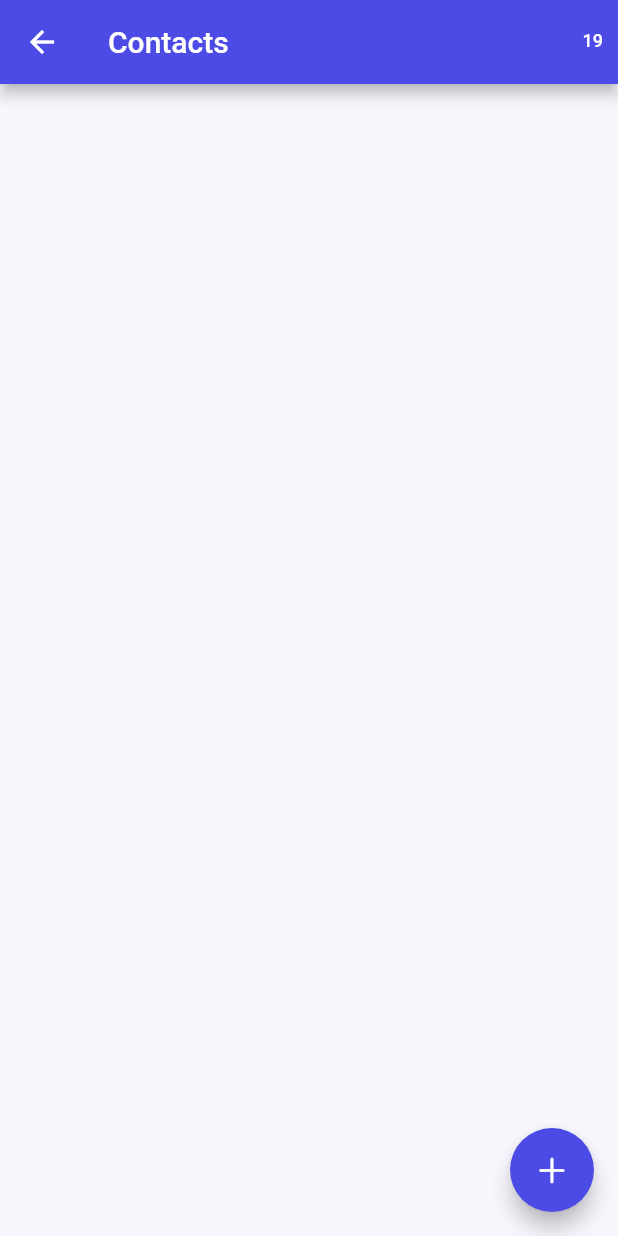
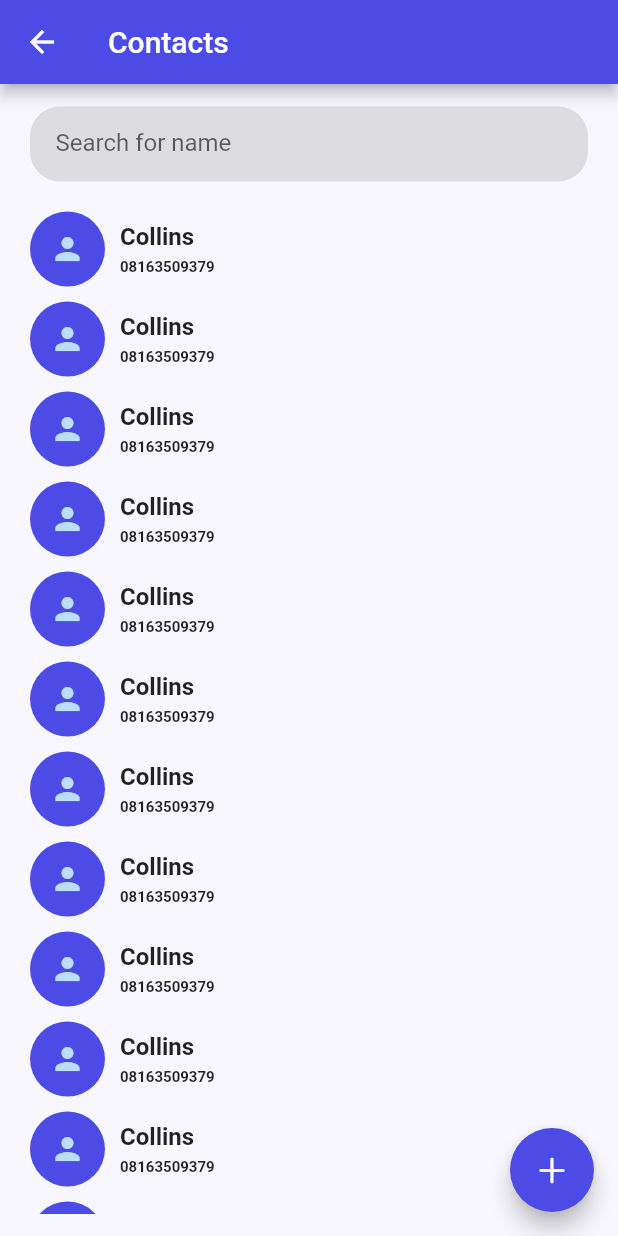
Before and after one commit to Collins-01/PING, a Flutter app: the ContactsView screen opened by its route, on a phone screen of 412 x 824 dp. Run offline on Flutter 3.47's test engine with Material 2 defaults, Android fonts, the phone set to English and light mode, and no system bars; our stand-ins replace cloud_firestore, flutter_contacts, flutter_secure_storage, get_it, socket_io_client, stacked; missing offline and left inert: sqlbrite; accounts and stored records are empty; Roboto replaces fonts that are missing (Brown, Matter).

```diff
--- a/lib/Core/Models/contact_model.dart
+++ b/lib/Core/Models/contact_model.dart
@@ -1,17 +1,31 @@
 class Contact {
   final String username;
   final int id;
-  Contact({required this.id, required this.username});
+  final String avatar;
+  final String phone;
+  final String bio;
+  Contact(
+      {required this.id,
+      required this.username,
+      this.avatar = '',
+      this.bio = '',
+      required this.phone});
 
   factory Contact.fromJson(Map<String, dynamic> json) => Contact(
         id: json['id'],
         username: json['username'],
+        phone: json['phone'],
+        avatar: json['avatar'],
+        bio: json['bio'],
       );
 
   Map<String, dynamic> toJson() {
     return {
       'id': id,
       'username': username,
+      'bio': bio,
+      'avatar': avatar,
+      'phone': phone,
     };
   }
 }
--- a/lib/Core/Services/socket_service.dart
+++ b/lib/Core/Services/socket_service.dart
@@ -1,3 +1,4 @@
+import 'dart:async';
 import 'dart:developer';
 
 import 'package:ping/Core/Models/message_model.dart';
@@ -10,6 +11,8 @@ class SocketService {
   final MessagesDB _messagesDB = MessagesDB();
   static final SocketService _instance = SocketService._();
   factory SocketService() => _instance;
+  StreamController<String> _lastSeenController = StreamController.broadcast();
+  StreamController<String> get lastSeenController => _lastSeenController;
   late Socket socket;
   initSocket() async {
     socket = io('http://localhost:3000', <String, dynamic>{
@@ -53,6 +56,9 @@ class SocketService {
         "Delivered".toUpperCase(),
       );
     });
+    socket.on('last_seen', (data) async {
+      _lastSeenController.sink.add(data);
+    });
   }
 
   sendMessage(Message message) {
--- a/lib/Core/Storage/contacts_db.dart
+++ b/lib/Core/Storage/contacts_db.dart
@@ -10,7 +10,7 @@ Future<Database> _init() async {
   final Database db = await openDatabase(
     'contacts_database.db',
     onCreate: (db, version) => db.execute(
-      'CREATE TABLE ${DbKeys.contacts}(id INTEGER PRIMARY KEY, username TEXT)',
+      'CREATE TABLE ${DbKeys.contacts}(id INTEGER PRIMARY KEY, username TEXT, phone TEXT, bio TEXT, avatar TEXT)',
     ),
     version: 1,
   );
--- a/lib/Core/Storage/messages_db.dart
+++ b/lib/Core/Storage/messages_db.dart
@@ -1,3 +1,4 @@
+import 'dart:async';
 import 'dart:developer';
 
 import 'package:flutter/foundation.dart';
@@ -30,7 +31,9 @@ class MessagesDB {
   factory MessagesDB() => _instance;
   final _dbFuture = _init()
       .then((db) => BriteDatabase(db, logger: kReleaseMode ? null : print));
-
+  final StreamController<Message> messagesController =
+      StreamController.broadcast();
+  // final StreamSubscription _streamSubscription;
   Stream<List<Message>> getAllMessages() async* {
     final db = await _dbFuture;
     yield* db
--- a/lib/Routes/app_router.dart
+++ b/lib/Routes/app_router.dart
@@ -2,7 +2,8 @@ import 'package:flutter/material.dart';
 import 'package:ping/Core/Models/contact_model.dart';
 import 'package:ping/Routes/navigator_routes.dart';
 import 'package:ping/UIs/home/chat_view.dart';
-import 'package:ping/UIs/home/contacts_view.dart';
+import 'package:ping/UIs/contacts/contacts_view.dart';
+import 'package:ping/UIs/contacts/create_contacts_view.dart';
 import 'package:ping/UIs/home/messages_view.dart';
 import 'package:ping/UIs/home/profile_view.dart';
 import 'package:ping/UIs/onboarding/sign_in_view.dart';
@@ -39,6 +40,8 @@ class AppRouter {
         return _getPageRoute(const VerificationView());
       case NavigatorRoutes.contactsView:
         return _getPageRoute(const ContactsView());
+      case NavigatorRoutes.createContactView:
+        return _getPageRoute(const CreateContactsView());
       case NavigatorRoutes.profileView:
         return _getPageRoute(
           const ProfileView(),
--- a/lib/Routes/navigator_routes.dart
+++ b/lib/Routes/navigator_routes.dart
@@ -7,4 +7,5 @@ class NavigatorRoutes {
   static const verificationView = "/verificationView";
   static const String contactsView = "/contactsView";
   static const String profileView = '/profileView';
+  static const String createContactView = '/createContactView';
 }
--- /dev/null
+++ b/lib/UIs/contacts/contacts_view.dart
@@ -0,0 +1,88 @@
+import 'package:flutter/cupertino.dart';
+import 'package:flutter/material.dart';
+import 'package:ping/UIs/contacts/viewmodels/contacts_viewmodel.dart';
+import 'package:ping/Utils/app_colors.dart';
+import 'package:ping/Widgets/app_text.dart';
+import 'package:stacked/stacked.dart';
+
+class ContactsView extends StatelessWidget {
+  const ContactsView({Key? key}) : super(key: key);
+
+  @override
+  Widget build(BuildContext context) {
+    return ViewModelBuilder<ContactsViewModel>.reactive(
+        viewModelBuilder: () => ContactsViewModel(),
+        builder: (context, model, child) {
+          return Scaffold(
+            appBar: AppBar(
+              backgroundColor: AppColors.primaryColor,
+              title: const Text("Contacts"),
+            ),
+            body: Padding(
+              padding: const EdgeInsets.symmetric(horizontal: 20, vertical: 15),
+              child: Column(
+                children: [
+                  Container(
+                    height: 50,
+                    width: MediaQuery.of(context).size.width,
+                    decoration: BoxDecoration(
+                      color: Colors.grey.withOpacity(0.3),
+                      borderRadius: const BorderRadius.all(
+                        Radius.circular(20),
+                      ),
+                    ),
+                    child: const TextField(
+                      decoration: InputDecoration(
+                        hintText: "Search for name",
+                        contentPadding:
+                            EdgeInsets.symmetric(horizontal: 17, vertical: 10),
+                        border: InputBorder.none,
+                      ),
+                    ),
+                  ),
+                  Expanded(
+                    child: ListView.builder(
+                      padding: const EdgeInsets.symmetric(vertical: 10),
+                      itemCount: 120,
+                      itemBuilder: (_, index) => Padding(
+                        padding: const EdgeInsets.only(top: 10),
+                        child: Row(
+                          children: [
+                            CircleAvatar(
+                              backgroundColor: AppColors.primaryColor,
+                              radius: 25,
+                              child: const Icon(Icons.person),
+                            ),
+                            const SizedBox(
+                              width: 10,
+                            ),
+                            Column(
+                              crossAxisAlignment: CrossAxisAlignment.start,
+                              children: [
+                                AppText.heading6SB("Collins"),
+                                const SizedBox(
+                                  height: 5,
+                                ),
+                                AppText.smallSB("08163509379")
+                              ],
+                            )
+                          ],
+                        ),
+                      ),
+                    ),
+                  )
+                ],
+              ),
+            ),
+            backgroundColor: AppColors.scaffoldBgColor,
+            floatingActionButton: FloatingActionButton(
+              backgroundColor: AppColors.primaryColor,
+              onPressed: () {
+                model.toCreateContacts();
+              },
+              child: const Icon(CupertinoIcons.add),
+            ),
+          );
+        });
+  }
+}
--- a/lib/UIs/home/contacts_view.dart
+++ /dev/null
@@ -1,30 +0,0 @@
-import 'package:flutter/cupertino.dart';
-import 'package:flutter/material.dart';
-import 'package:ping/Utils/app_colors.dart';
-import 'package:ping/Widgets/app_text.dart';
-
-class ContactsView extends StatelessWidget {
-  const ContactsView({Key? key}) : super(key: key);
-
-  @override
-  Widget build(BuildContext context) {
-    return Scaffold(
-      appBar: AppBar(
-        backgroundColor: AppColors.primaryColor,
-        title: const Text("Contacts"),
-        actions: [
-          Padding(
-            padding: const EdgeInsets.symmetric(horizontal: 10, vertical: 20),
-            child: AppText.captionM("19"),
-          ),
-        ],
-      ),
-      backgroundColor: AppColors.scaffoldBgColor,
-      floatingActionButton: FloatingActionButton(
-        backgroundColor: AppColors.primaryColor,
-        onPressed: () {},
-        child: const Icon(CupertinoIcons.add),
-      ),
-    );
-  }
-}
--- a/lib/locator.dart
+++ b/lib/locator.dart
@@ -1,4 +1,5 @@
 import 'package:get_it/get_it.dart';
+import 'package:ping/Core/Services/navigation_service.dart';
 
 GetIt locator = GetIt.instance;
 
--- a/lib/main.dart
+++ b/lib/main.dart
@@ -7,8 +7,14 @@ import 'package:ping/Routes/app_router.dart';
 import 'package:ping/UIs/onboarding/splash_screen.dart';
 import 'package:ping/Utils/app_theme.dart';
 import 'package:ping/locator.dart';
+// import 'package:firebase_core/firebase_core.dart';
 
 void main() async {
+  // await FirebaseApp.configure(
+  //   name: 'ping',
+  //   options: FirebaseOptions(),
+  // );
+
   setUpLocator();
   runApp(const MyApp());
 }
--- a/pubspec.yaml
+++ b/pubspec.yaml
@@ -44,6 +44,7 @@ dependencies:
   chat_bubbles: ^1.2.0
   firebase_auth: ^0.15.1+1
   cloud_firestore: ^0.13.0+1
+
 
 dev_dependencies:
   flutter_test:
```
Also changed, not shown: lib/UIs/contacts/create_contacts_view.dart (added, +66 -0 lines), lib/UIs/contacts/viewmodels/contacts_viewmodel.dart (added, +23 -0 lines), lib/UIs/contacts/viewmodels/create_contacts_viewmodel.dart (added, +21 -0 lines), lib/UIs/onboarding/join_view.dart (added, +32 -0 lines), lib/UIs/onboarding/splash_screen.dart (+4 -3 lines), lib/Widgets/app_text_field.dart (added, +51 -0 lines), lib/firebase_services/firebase_db.dart (added, +32 -0 lines), lib/UIs/home/app_drawer.dart (deleted).
